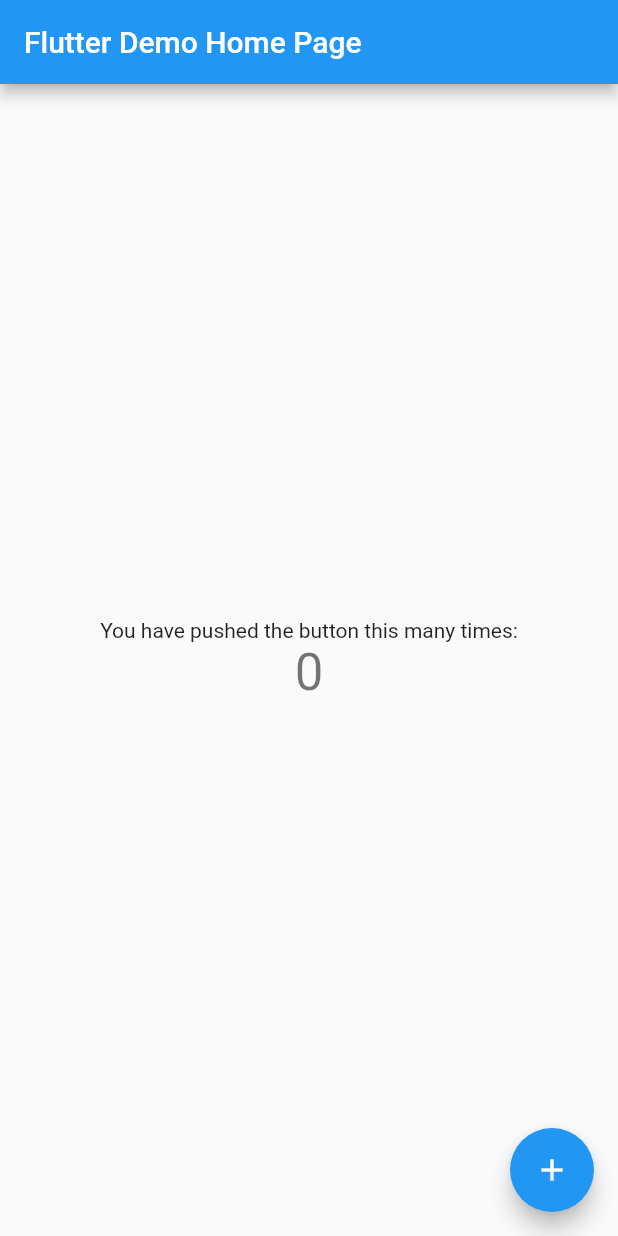
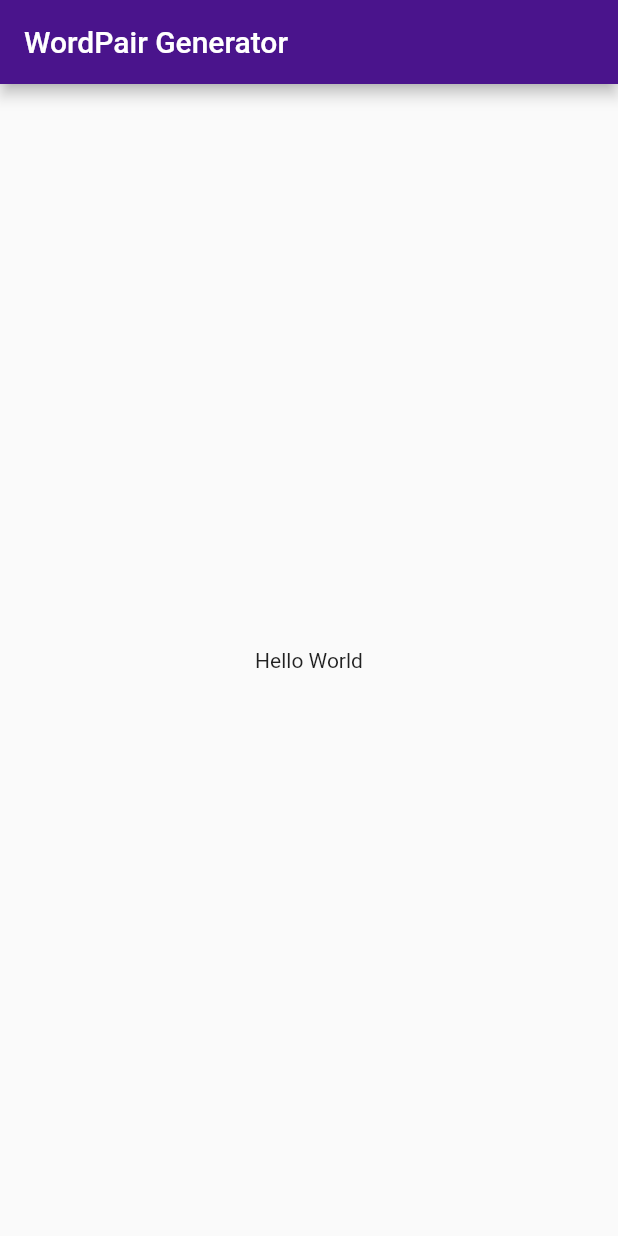
Before and after one commit to s-xync/flutter-wordpair-generator-app, a Flutter app: the screen it shows after launch, on a phone screen of 412 x 824 dp. Run offline on Flutter 3.47's test engine with Material 2 defaults, Android fonts, the phone set to English and light mode, and no system bars.

Commit message:
hello world

```diff
--- a/lib/main.dart
+++ b/lib/main.dart
@@ -1,111 +1,16 @@
-import 'package:flutter/material.dart';
+import "package:flutter/material.dart";
 
-void main() => runApp(MyApp());
+void main() => runApp(WordPairGenerator());
 
-class MyApp extends StatelessWidget {
-  // This widget is the root of your application.
+class WordPairGenerator extends StatelessWidget {
   @override
   Widget build(BuildContext context) {
     return MaterialApp(
-      title: 'Flutter Demo',
-      theme: ThemeData(
-        // This is the theme of your application.
-        //
-        // Try running your application with "flutter run". You'll see the
-        // application has a blue toolbar. Then, without quitting the app, try
-        // changing the primarySwatch below to Colors.green and then invoke
-        // "hot reload" (press "r" in the console where you ran "flutter run",
-        // or simply save your changes to "hot reload" in a Flutter IDE).
-        // Notice that the counter didn't reset back to zero; the application
-        // is not restarted.
-        primarySwatch: Colors.blue,
-      ),
-      home: MyHomePage(title: 'Flutter Demo Home Page'),
-    );
+        theme: ThemeData(primaryColor: Colors.purple[900]),
+        home: Scaffold(
+            appBar: AppBar(
+              title: Text("WordPair Generator"),
+            ),
+            body: Center(child: Text("Hello World"))));
   }
 }
-
-class MyHomePage extends StatefulWidget {
-  MyHomePage({Key key, this.title}) : super(key: key);
-
-  // This widget is the home page of your application. It is stateful, meaning
-  // that it has a State object (defined below) that contains fields that affect
-  // how it looks.
-
-  // This class is the configuration for the state. It holds the values (in this
-  // case the title) provided by the parent (in this case the App widget) and
-  // used by the build method of the State. Fields in a Widget subclass are
-  // always marked "final".
-
-  final String title;
-
-  @override
-  _MyHomePageState createState() => _MyHomePageState();
-}
-
-class _MyHomePageState extends State<MyHomePage> {
-  int _counter = 0;
-
-  void _incrementCounter() {
-    setState(() {
-      // This call to setState tells the Flutter framework that something has
-      // changed in this State, which causes it to rerun the build method below
-      // so that the display can reflect the updated values. If we changed
-      // _counter without calling setState(), then the build method would not be
-      // called again, and so nothing would appear to happen.
-      _counter++;
-    });
-  }
-
-  @override
-  Widget build(BuildContext context) {
-    // This method is rerun every time setState is called, for instance as done
-    // by the _incrementCounter method above.
-    //
-    // The Flutter framework has been optimized to make rerunning build methods
-    // fast, so that you can just rebuild anything that needs updating rather
-    // than having to individually change instances of widgets.
-    return Scaffold(
-      appBar: AppBar(
-        // Here we take the value from the MyHomePage object that was created by
-        // the App.build method, and use it to set our appbar title.
-        title: Text(widget.title),
-      ),
-      body: Center(
-        // Center is a layout widget. It takes a single child and positions it
-        // in the middle of the parent.
-        child: Column(
-          // Column is also a layout widget. It takes a list of children and
-          // arranges them vertically. By default, it sizes itself to fit its
-          // children horizontally, and tries to be as tall as its parent.
-          //
-          // Invoke "debug painting" (press "p" in the console, choose the
-          // "Toggle Debug Paint" action from the Flutter Inspector in Android
-          // Studio, or the "Toggle Debug Paint" command in Visual Studio Code)
-          // to see the wireframe for each widget.
-          //
-          // Column has various properties to control how it sizes itself and
-          // how it positions its children. Here we use mainAxisAlignment to
-          // center the children vertically; the main axis here is the vertical
-          // axis because Columns are vertical (the cross axis would be
-          // horizontal).
-          mainAxisAlignment: MainAxisAlignment.center,
-          children: <Widget>[
-            Text(
-              'You have pushed the button this many times:',
-            ),
-            Text(
-              '$_counter',
-              style: Theme.of(context).textTheme.display1,
-            ),
-          ],
-        ),
-      ),
-      floatingActionButton: FloatingActionButton(
-        onPressed: _incrementCounter,
-        tooltip: 'Increment',
-        child: Icon(Icons.add),
-      ), // This trailing comma makes auto-formatting nicer for build methods.
-    );
-  }
-}
```
